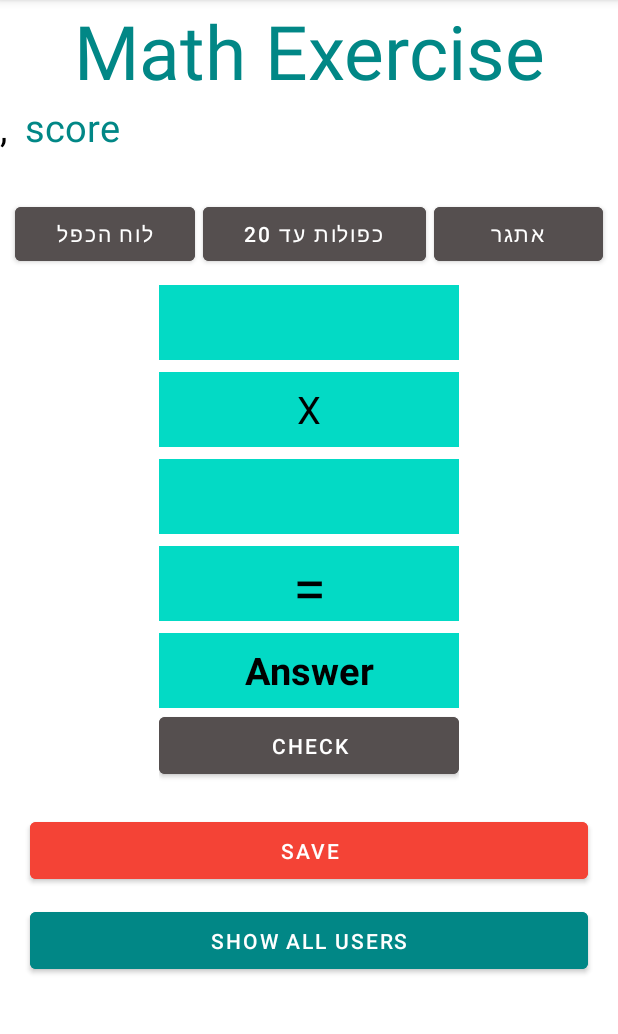
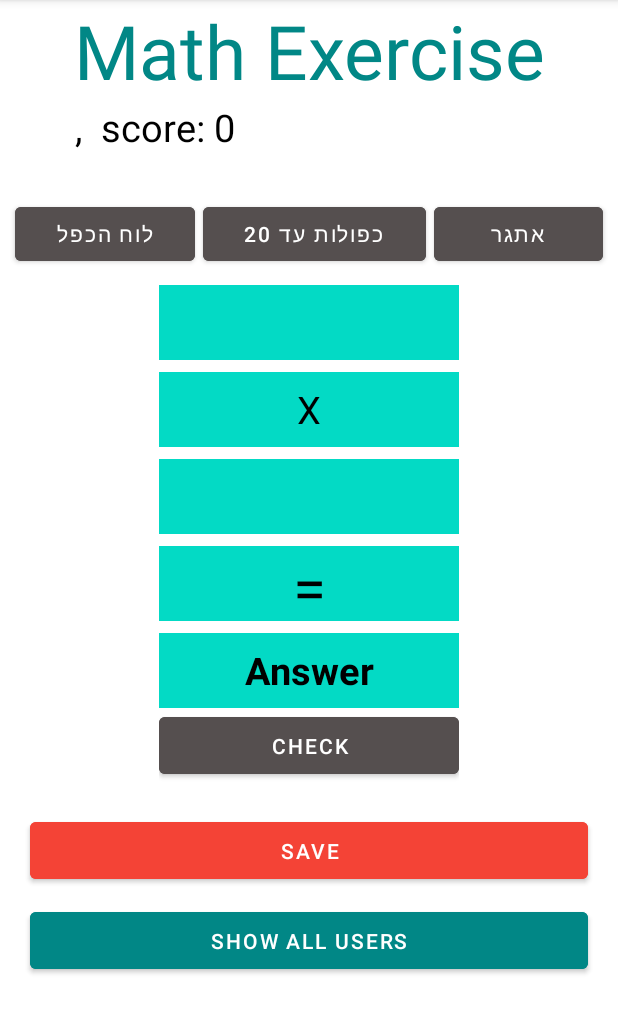
Before and after one commit to haghispin12/MathProjectEitan5, an Android app: the screen it shows after launch (MainActivity), after a tap on "SUBMIT", on a phone screen of 412 x 824 dp, the part 84-1118 px from its top. Run offline under Robolectric (Android 15) with nearby library versions, the phone set to English and light mode, and no system bars.

Commit message:
add score system

```diff
--- a/app/src/main/java/com/example/mathprojecteitan5/MainActivity.java
+++ b/app/src/main/java/com/example/mathprojecteitan5/MainActivity.java
@@ -28,7 +28,7 @@ public class MainActivity extends AppCompatActivity {
     private Button check;
     private TextView userAnswer;
     public MainViewModel viewModelMain;
-
+    private TextView score;
 
     @Override
     protected void onCreate(Bundle savedInstanceState) {
@@ -36,6 +36,7 @@ public class MainActivity extends AppCompatActivity {
         setContentView(R.layout.activity_main);
        intView();
 
+       score=findViewById(R.id.score);
         viewModelMain = new ViewModelProvider(this).get(MainViewModel.class);
         viewModelMain.vNum1.observe(this, new Observer<Integer>() {
             @Override
@@ -46,6 +47,13 @@ public class MainActivity extends AppCompatActivity {
 
             }
 
+        });
+
+        viewModelMain.vScore.observe(this, new Observer<Integer>() {
+            @Override
+            public void onChanged(Integer num2) {
+                score.setText("score: "+num2);
+            }
         });
 
         userAnswer=findViewById(R.id.userAnswer);
--- a/app/src/main/res/layout/activity_main.xml
+++ b/app/src/main/res/layout/activity_main.xml
@@ -24,7 +24,7 @@
             android:layout_width="wrap_content"
             android:layout_height="wrap_content"
             android:text="user: "
-
+            android:layout_marginLeft="50dp"
             android:textColor="@color/black"
             android:textSize="25sp"
             android:id="@+id/userAnswer"/>
@@ -34,8 +34,8 @@
         android:layout_width="wrap_content"
         android:layout_height="wrap_content"
         android:gravity="center"
-        android:text="score"
-        android:textColor="@color/teal_700"
+        android:text="score: 0"
+        android:textColor="@color/black"
         android:textSize="25sp"
         android:id="@+id/score"
         />
```
Also changed, not shown: app/src/main/java/com/example/mathprojecteitan5/MainViewModel.java (+10 -5 lines), app/src/main/java/com/example/mathprojecteitan5/userName.java (+8 -0 lines).
